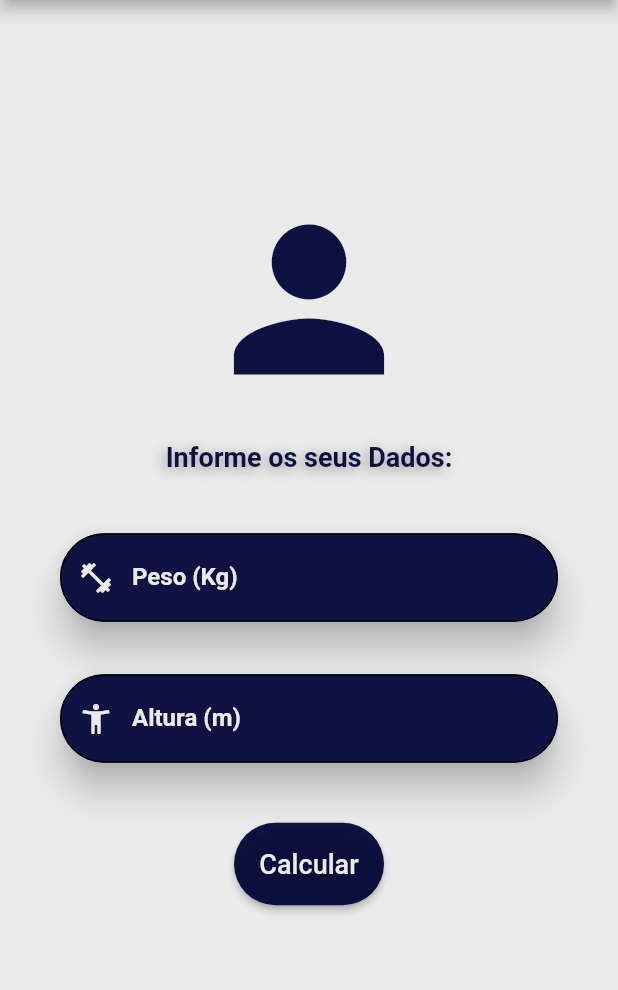
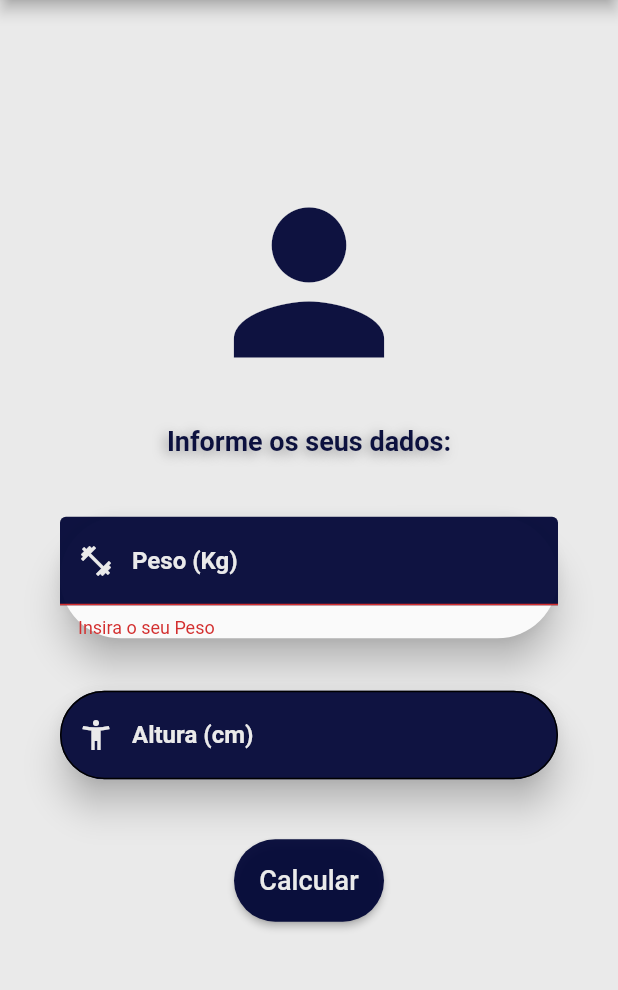
Before and after one commit to faelcardoso/projeto-calculadora-imc-cursoFlutter, a Flutter app: the screen it shows after launch, after a tap on "Calcular", on a phone screen of 412 x 824 dp, the part 84-1074 px from its top. Run offline on Flutter 3.47's test engine with Material 2 defaults, Android fonts, the phone set to English and light mode, and no system bars.

Commit message:
Algoritmo do App

```diff
--- a/lib/main.dart
+++ b/lib/main.dart
@@ -16,6 +16,44 @@ class Home extends StatefulWidget {
 }
 
 class _HomeState extends State<Home> {
+  TextEditingController weightController = TextEditingController();
+  TextEditingController heightController = TextEditingController();
+  TextEditingValue infoText = TextEditingValue();
+
+  GlobalKey<FormState> _formKey = GlobalKey<FormState>();
+
+  String _infoText = "Informe os seus dados:";
+
+  void _resetFields() {
+    weightController.text = "";
+    heightController.text = "";
+    setState(() {
+      _infoText = "Informe os seus dados:";
+    });
+  }
+
+  void _calcIMC() {
+    setState(() {
+      //O set state é usado sempre quando teremos alguma modificação em nosso layout.
+      double weight = double.parse(weightController.text);
+      double height = double.parse(heightController.text) / 100;
+      double imc = weight / (height * height);
+      if (imc < 18.6) {
+        _infoText = "Abaixo do peso (${imc.toStringAsPrecision(4)})";
+      } else if (imc >= 18.6 && imc < 24.9) {
+        _infoText = "Peso ideal (${imc.toStringAsPrecision(4)})";
+      } else if (imc >= 24.9 && imc < 29.9) {
+        _infoText = "Levemente acima do peso (${imc.toStringAsPrecision(4)})";
+      } else if (imc >= 29.9 && imc < 34.9) {
+        _infoText = "Obesidade Grau I (${imc.toStringAsPrecision(4)})";
+      } else if (imc >= 34.9 && imc < 39.9) {
+        _infoText = "Obesidade Grau II (${imc.toStringAsPrecision(4)})";
+      } else if (imc >= 40) {
+        _infoText = "Obesidade Grau III (${imc.toStringAsPrecision(4)})";
+      }
+    });
+  }
+
   @override
   Widget build(BuildContext context) {
     return Scaffold(
@@ -23,10 +61,11 @@ class _HomeState extends State<Home> {
           title: Text("Calculadora IMC"),
           centerTitle: true,
           backgroundColor: Color(0xFF0000535),
-            actions: <Widget>[ IconButton(
+          actions: <Widget>[
+            IconButton(
                 icon: Icon(Icons.refresh),
                 onPressed: () {
-                    debugPrint("Reset");
+                  _resetFields();
                 }),
           ]),
       backgroundColor: Color(0xFFEAEAEA),
@@ -34,15 +73,19 @@ class _HomeState extends State<Home> {
         mainAxisAlignment: MainAxisAlignment.center,
         children: <Widget>[
           Center(
-                child: Icon(Icons.person,
+            child: Icon(
+              Icons.person,
               size: 150.0,
-                    color: Color(0xFF0000535),),),
+              color: Color(0xFF0000535),
+            ),
+          ),
           Center(
             child: Padding(
               padding: EdgeInsets.only(
                 top: 20.0,
               ),
-                  child: Text("Informe os seus Dados:",
+              child: Text(
+                _infoText,
                 style: TextStyle(
                   shadows: <Shadow>[
                     Shadow(
@@ -54,27 +97,44 @@ class _HomeState extends State<Home> {
                   color: Color(0xFF0000535),
                   fontSize: 18,
                   fontWeight: FontWeight.bold,
-                ),),),
                 ),
-              Center( // First Text Field
+              ),
+            ),
+          ),
+          Center(
+            // First Text Field
             child: Padding(
               padding: EdgeInsets.only(
                 left: 40.0,
                 right: 40.0,
                 top: 40.0,
-                    bottom: 35.0,),
+                bottom: 35.0,
+              ),
               child: Material(
                 borderRadius: BorderRadius.circular(50),
                 elevation: 10,
+                child: Form(
+                  key: _formKey,
                   child: TextFormField(
-                          inputFormatters: [LengthLimitingTextInputFormatter(5),],
+                    validator: (value) {
+                      if (value == null || value.isEmpty) {
+                        return "Insira o seu Peso";
+                      }
+                      return null;
+                    },
+                    controller: weightController,
+                    inputFormatters: [
+                      LengthLimitingTextInputFormatter(3),
+                    ],
                     keyboardType: TextInputType.numberWithOptions(
                       signed: true,
-                            decimal: true,),
+                      decimal: true,
+                    ),
                     decoration: InputDecoration(
                       filled: true,
                       fillColor: Color(0xFF0000535),
-                            prefixIcon: Icon(Icons.fitness_center, color: Color(0xFFEAEAEA)),
+                      prefixIcon:
+                          Icon(Icons.fitness_center, color: Color(0xFFEAEAEA)),
                       floatingLabelBehavior: FloatingLabelBehavior.never,
                       labelStyle: TextStyle(
                         color: Color(0xFFEAEAEA),
@@ -86,83 +146,113 @@ class _HomeState extends State<Home> {
                       hintStyle: TextStyle(
                         color: Color(0xFFEAEAEA),
                         fontSize: 16,
-                                fontWeight: FontWeight.bold,),
+                        fontWeight: FontWeight.bold,
+                      ),
                       enabledBorder: OutlineInputBorder(
                         borderRadius: BorderRadius.circular(50.0),
                       ),
                       focusedBorder: OutlineInputBorder(
-                                borderRadius: BorderRadius.circular(50.0),),),
+                        borderRadius: BorderRadius.circular(50.0),
+                      ),
+                    ),
                     style: TextStyle(
                       color: Color(0xFFEAEAEA),
-                            fontWeight: FontWeight.bold,),
-                  ),),
+                      fontWeight: FontWeight.bold,
                     ),
                   ),
-              Center( // Second Text Field
+                ),
+              ),
+            ),
+          ),
+          Center(
+            // Second Text Field
             child: Padding(
               padding: EdgeInsets.only(
                 left: 40.0,
-                    right: 40.0,),
+                right: 40.0,
+              ),
               child: Material(
                 elevation: 10,
                 borderRadius: BorderRadius.circular(50),
+                child: Form(
                   child: TextFormField(
-                          inputFormatters: [LengthLimitingTextInputFormatter(5),],
+                    controller: heightController,
+                    inputFormatters: [
+                      LengthLimitingTextInputFormatter(3),
+                    ],
                     keyboardType: TextInputType.numberWithOptions(
                       signed: true,
-                            decimal: true,),
+                      decimal: true,
+                    ),
                     decoration: InputDecoration(
                       filled: true,
                       fillColor: Color(0xFF0000535),
-                            prefixIcon: Icon(Icons.accessibility_new, color: Color(0xFFEAEAEA)),
+                      prefixIcon: Icon(Icons.accessibility_new,
+                          color: Color(0xFFEAEAEA)),
                       floatingLabelBehavior: FloatingLabelBehavior.never,
                       labelStyle: TextStyle(
                         color: Color(0xFFEAEAEA),
                         fontSize: 16,
                         fontWeight: FontWeight.bold,
                       ),
-                            labelText: "Altura (m)",
+                      labelText: "Altura (cm)",
                       hintText: "Digite a sua altura",
                       hintStyle: TextStyle(
                         color: Color(0xFFEAEAEA),
                         fontSize: 16,
-                                fontWeight: FontWeight.bold,),
+                        fontWeight: FontWeight.bold,
+                      ),
                       enabledBorder: OutlineInputBorder(
                         borderRadius: BorderRadius.circular(50.0),
                       ),
                       focusedBorder: OutlineInputBorder(
-                                borderRadius: BorderRadius.circular(50.0),),),
+                        borderRadius: BorderRadius.circular(50.0),
+                      ),
+                    ),
                     style: TextStyle(
                       color: Color(0xFFEAEAEA),
-                            fontWeight: FontWeight.bold,),
-                  ),
-
+                      fontWeight: FontWeight.bold,
                     ),
                   ),
                 ),
-                   Center( // Calculate Button
+              ),
+            ),
+          ),
+          Center(
+            // Calculate Button
             child: Column(
-                       children: <Widget> [
+              children: <Widget>[
                 Padding(
                   padding: EdgeInsets.all(40.0),
                   child: ElevatedButton(
-                          child: Text("Calcular",
+                    child: Text(
+                      "Calcular",
                       style: TextStyle(
                         color: Color(0xFFEAEAEA),
-                              fontSize: 18,),),
-                          onPressed: () { // Calc Function
-                             debugPrint("Calculou!");},
+                        fontSize: 18,
+                      ),
+                    ),
+                    onPressed: () {
+                      if (_formKey.currentState!.validate()) {
+                        _calcIMC();
+                        }},
                     style: ButtonStyle(
                       fixedSize: MaterialStateProperty.all(Size(100.0, 55.0)),
-                            backgroundColor: MaterialStateProperty.all(Color(0xFF0000535)),
-                            shape: MaterialStateProperty.all(RoundedRectangleBorder(
+                      backgroundColor:
+                          MaterialStateProperty.all(Color(0xFF0000535)),
+                      shape: MaterialStateProperty.all(
+                        RoundedRectangleBorder(
                           borderRadius: BorderRadius.circular(40.0),
-                            )),
                         ),
-                           ),),
-                       ],),),
-                   ]
-                ,)
+                      ),
+                    ),
+                  ),
+                ),
+              ],
+            ),
+          ),
+        ],
+      ),
     );
   }
 }
```
Lines whose indentation alone changed are shown as unchanged.
